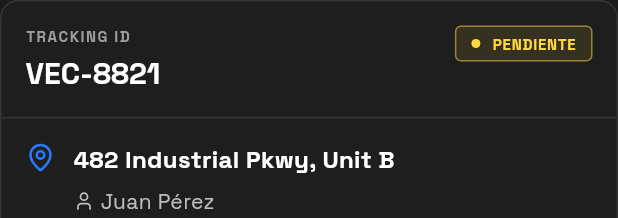
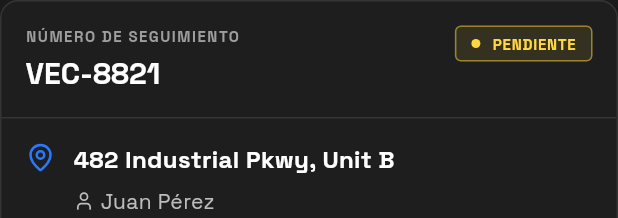
Before and after one commit to F4TB0Yz/vector, a Flutter app: the PackageCard widget shown alone on an empty page, opened directly, on a phone screen of 412 x 824 dp. Shown: the top 218 px of the screen. Run offline on Flutter 3.47's test engine with Material 3 defaults, Android fonts, the phone set to English and light mode, and no system bars; our stand-ins replace audioplayers, device_info_plus, dio, equatable, flutter_dotenv, flutter_riverpod and 8 more; missing offline and left inert: android_id, mapbox_maps_flutter, mobile_scanner, turf; accounts and stored records are empty.

Commit message:
feat(paquetes): Traducir PackageCard al español
Se traduce el texto del widget PackageCard al español para mejorar la localización de la interfaz de usuario.

```diff
--- a/lib/features/packages/presentation/widgets/package_card.dart
+++ b/lib/features/packages/presentation/widgets/package_card.dart
@@ -60,7 +60,7 @@ class PackageCard extends StatelessWidget {
                   crossAxisAlignment: CrossAxisAlignment.start,
                   children: [
                     Text(
-                      'TRACKING ID',
+                      'NÚMERO DE SEGUIMIENTO',
                       style: Theme.of(context).textTheme.labelSmall?.copyWith(
                             color: Colors.grey[500],
                             fontWeight: FontWeight.bold,
```
